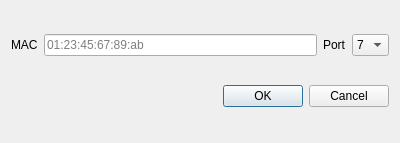
Above: src/wakeonlan.ui from dannagle/PacketSender before the change. Below: the same form after it.
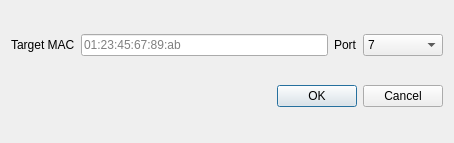
That is the form after the change. Icons and pictures are not drawn.

Commit message: wake-on-lan command line version finished (as well as gui version) #303

```diff
--- a/src/wakeonlan.ui
+++ b/src/wakeonlan.ui
@@ -6,7 +6,7 @@
    <rect>
     <x>0</x>
     <y>0</y>
-    <width>400</width>
+    <width>454</width>
     <height>143</height>
    </rect>
   </property>
@@ -19,7 +19,7 @@
      <item>
       <widget class="QLabel" name="label">
        <property name="text">
-        <string>MAC</string>
+        <string>Target MAC</string>
        </property>
       </widget>
      </item>
@@ -39,6 +39,21 @@
      </item>
      <item>
       <widget class="QComboBox" name="portBox">
+       <property name="enabled">
+        <bool>true</bool>
+       </property>
+       <property name="sizePolicy">
+        <sizepolicy hsizetype="Preferred" vsizetype="Fixed">
+         <horstretch>0</horstretch>
+         <verstretch>0</verstretch>
+        </sizepolicy>
+       </property>
+       <property name="minimumSize">
+        <size>
+         <width>80</width>
+         <height>20</height>
+        </size>
+       </property>
        <item>
         <property name="text">
          <string>7</string>
```
Left out of the diff: 14 changed lines with no effect on the pictures. The commit also changes 6 other files.
